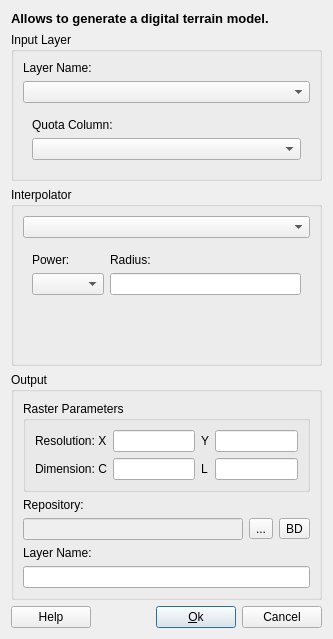
The window that src/terralib/mnt/qt/ui/MNTGenerationDialogForm.ui (claudiobogossian/terralib5) describes before a commit, drawn with Qt 5.
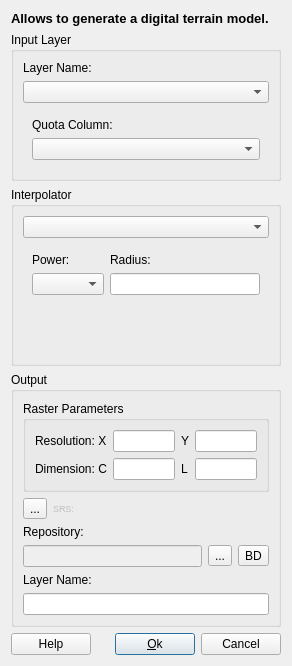
The same window after the commit. Custom widgets are drawn as their Qt base class.

Commit message: SRS Button

```diff
--- a/src/terralib/mnt/qt/ui/MNTGenerationDialogForm.ui
+++ b/src/terralib/mnt/qt/ui/MNTGenerationDialogForm.ui
@@ -6,8 +6,8 @@
    <rect>
     <x>0</x>
     <y>0</y>
-    <width>333</width>
-    <height>601</height>
+    <width>292</width>
+    <height>614</height>
    </rect>
   </property>
   <property name="windowTitle">
@@ -342,6 +342,71 @@
         </layout>
        </widget>
       </item>
+      <item>
+       <layout class="QHBoxLayout" name="horizontalLayout_6">
+        <item>
+         <widget class="QToolButton" name="m_srsToolButton">
+          <property name="text">
+           <string>...</string>
+          </property>
+         </widget>
+        </item>
+        <item>
+         <widget class="QLabel" name="label_17">
+          <property name="enabled">
+           <bool>false</bool>
+          </property>
+          <property name="sizePolicy">
+           <sizepolicy hsizetype="Preferred" vsizetype="Fixed">
+            <horstretch>0</horstretch>
+            <verstretch>0</verstretch>
+           </sizepolicy>
+          </property>
+          <property name="maximumSize">
+           <size>
+            <width>16777215</width>
+            <height>16777215</height>
+           </size>
+          </property>
+          <property name="font">
+           <font>
+            <pointsize>7</pointsize>
+           </font>
+          </property>
+          <property name="text">
+           <string>SRS:</string>
+          </property>
+         </widget>
+        </item>
+        <item>
+         <widget class="QLabel" name="m_resSRIDLabel">
+          <property name="enabled">
+           <bool>false</bool>
+          </property>
+          <property name="sizePolicy">
+           <sizepolicy hsizetype="MinimumExpanding" vsizetype="Fixed">
+            <horstretch>0</horstretch>
+            <verstretch>0</verstretch>
+           </sizepolicy>
+          </property>
+          <property name="maximumSize">
+           <size>
+            <width>16777215</width>
+            <height>16777215</height>
+           </size>
+          </property>
+          <property name="font">
+           <font>
+            <pointsize>7</pointsize>
+           </font>
+          </property>
+          <property name="text">
+           <string/>
+          </property>
+         </widget>
+        </item>
+       </layout>
+      </item>
       <item>
        <widget class="QLabel" name="m_repositoryLabel">
         <property name="text">
```
Left out of the diff: 6 changed lines with no effect on the pictures. The commit also changes 5 other files.
